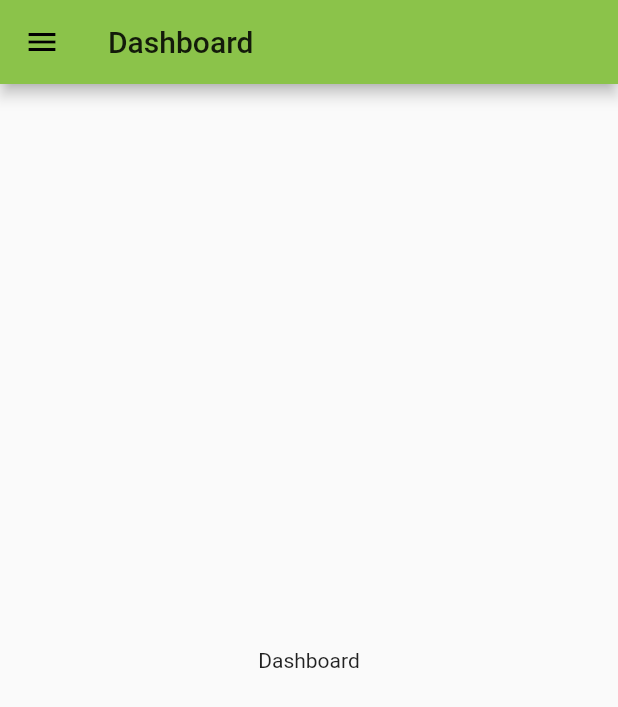
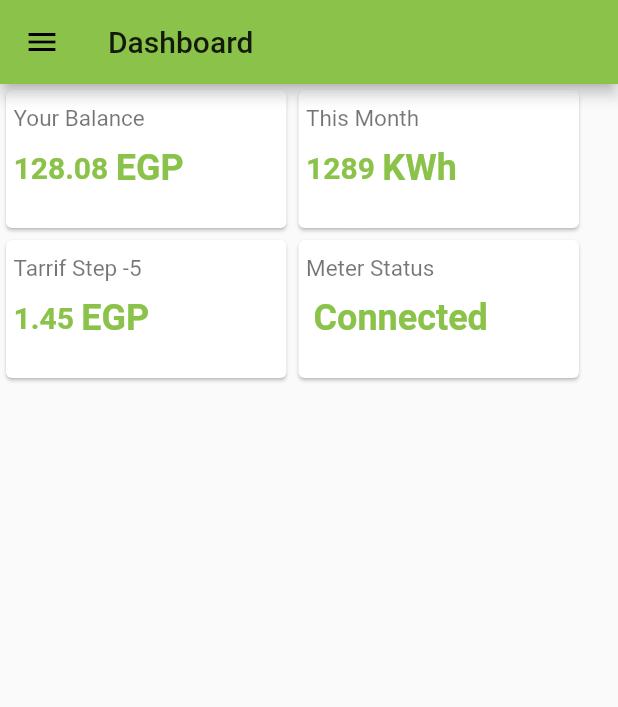
Before and after one commit to ikarimmagdy/IntroEnergy, a Flutter app: the screen it shows after launch, on a phone screen of 412 x 824 dp. Shown: the top 707 px of the screen. Run offline on Flutter 3.47's test engine with Material 2 defaults, Android fonts, the phone set to English and light mode, and no system bars.

```diff
--- /dev/null
+++ b/lib/models/IEConsumptionModel.dart
@@ -0,0 +1,17 @@
+class IEConsumptionModel {
+  String id;
+  String createdOn;
+  String amout;
+  String currency;
+  String consumptionValue;
+  String consumptionUnit;
+
+
+  IEConsumptionModel({
+    this.id,
+    this.createdOn,
+    this.amout,
+    this.consumptionValue,
+    this.consumptionUnit,
+  });
+}
--- /dev/null
+++ b/lib/models/IEPaymentModel.dart
@@ -0,0 +1,15 @@
+class IEPaymentModel {
+  String id;
+  String createdOn;
+  String amout;
+  String currency;
+  String type;
+
+  IEPaymentModel({
+    this.id,
+    this.createdOn,
+    this.amout,
+    this.currency,
+    this.type,
+  });
+}
--- /dev/null
+++ b/lib/services/IEPaymentServices.dart
@@ -0,0 +1,8 @@
+class IEPaymentServices{
+
+  Future getProjectDetails() async {
+    var result = await http.get('https://getProjectList');
+    return result;
+  }
+
+}
--- a/lib/ui/screens/dashboard/IEDashboardPage.dart
+++ b/lib/ui/screens/dashboard/IEDashboardPage.dart
@@ -1,5 +1,6 @@
 import 'package:flutter/cupertino.dart';
 import 'package:flutter/material.dart';
+import 'package:intro_energy/models/IEPaymentModel.dart';
 import 'IESideMenu.dart';
 
 class IEDashboardPage extends StatefulWidget {
@@ -18,6 +19,104 @@ class _DashboardPageState extends State<IEDashboardPage> {
           title: Text("Dashboard"),
         ),
         drawer: IESideMenu(),
-        body: Center(child: Text("Dashboard")));
+        body: _createBody());
+  }
+
+  Widget _createCard({String title, String value, String unit}) {
+    return SizedBox(
+      height: 100,
+      width: 195,
+      child: Card(
+        elevation: 1,
+        child: Padding(
+          padding: EdgeInsets.fromLTRB(5, 10, 0, 0),
+          child: Stack(
+              children: <Widget>[
+                Align(
+alignment: Alignment.topLeft,
+                  child: Stack(
+                    children: <Widget>[
+                      Padding(
+                          padding: const EdgeInsets.only(left: 0, top: 0),
+                          child: Column(
+                            children: <Widget>[
+                              Row(
+                                mainAxisAlignment: MainAxisAlignment.spaceBetween,
+                                children: <Widget>[
+                                  Padding(
+                                    padding: const EdgeInsets.only(left: 0.0,bottom: 10),
+                                    child: Align(
+                                        alignment: Alignment.topLeft,
+                                        child: Text(
+                                          title,
+                                           style: TextStyle(
+                                                fontWeight: FontWeight.normal, color: Colors.black54, fontSize: 15)
+                                        )),
+                                  )
+                                ],
+                              ),
+                              Row(
+                                children: <Widget>[
+                                  Padding(
+                                    padding: const EdgeInsets.only(left: 0.0),
+                                    child: Align(
+                                        alignment: Alignment.topLeft,
+                                        child: Text(
+                                            value,style: TextStyle(
+                                            fontWeight: FontWeight.bold, color: Colors.lightGreen, fontSize: 20),
+                                        )),
+                                  ),
+                                  Padding(
+                                    padding: const EdgeInsets.only(left: 5.0),
+                                    child: Align(
+                                        alignment: Alignment.topLeft,
+                                        child: Text(
+                                          unit,style: TextStyle(
+                                            fontWeight: FontWeight.bold, color: Colors.lightGreen, fontSize: 24),
+                                        )),
+                                  )
+                                ],
+                              )
+
+                            ],
+                          ))
+                    ],
+                  ),
+                )
+              ]),
+        ),
+      ),
+    );
+  }
+
+  Widget _createBalance() {
+    return Row(
+      mainAxisAlignment: MainAxisAlignment.start,
+      children: <Widget>[
+        _createCard(title: "Your Balance", value: "128.08", unit: "EGP"),
+        _createCard(title: "This Month", value: "1289", unit: "KWh"),
+
+      ],
+    );
+  }
+
+  Widget _createTarrif() {
+    return Row(
+      mainAxisAlignment: MainAxisAlignment.start,
+      children: <Widget>[  _createCard(title: "Tarrif Step -5", value: "1.45", unit: "EGP"),
+        _createCard(title: "Meter Status", value: "", unit: "Connected")],
+    );
+  }
+
+
+  Future getPaymentList() async {
+    List<IEPaymentModel> paymentList = await someFutureCall();
+    return paymentList;
+  }
+
+  Widget _createBody() {
+    return Column(
+      children: [_createBalance(), _createTarrif()],
+    );
   }
 }
```
